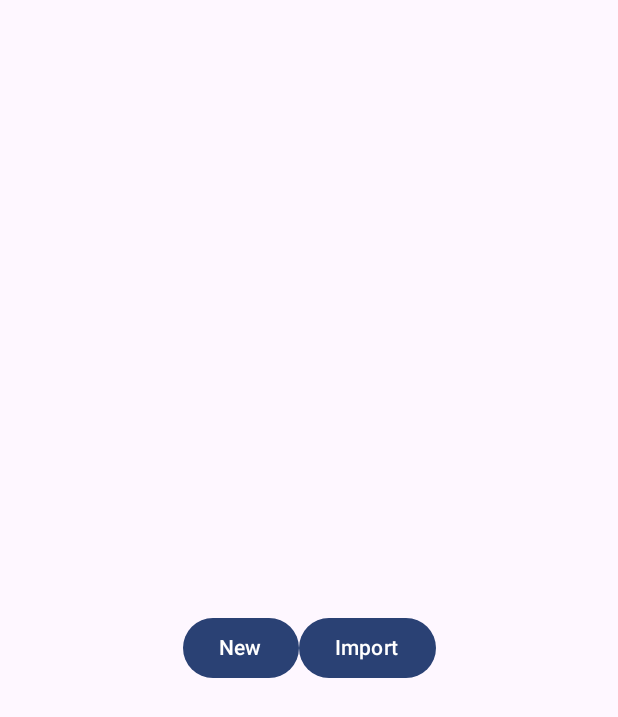
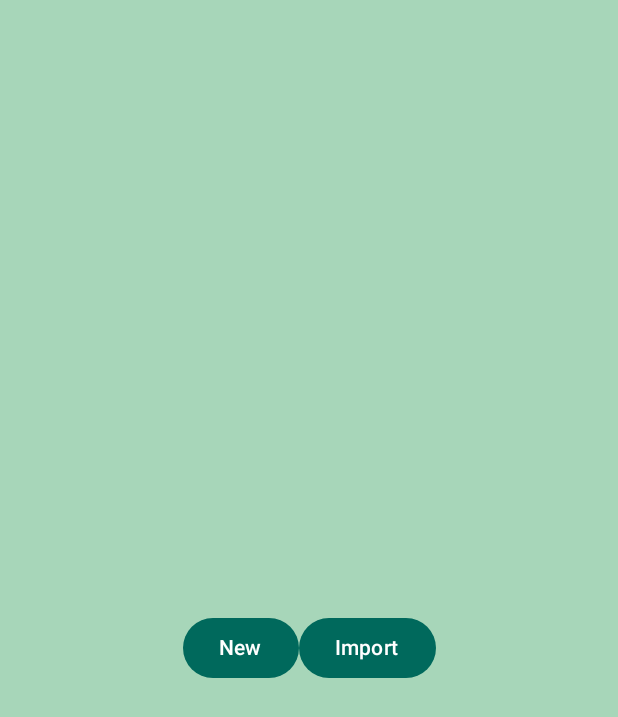
Before and after one commit to owlbegone/CS4530Project_u1283734_u1370966_u1408202, an Android app built with Jetpack Compose: the screen it shows after launch (MainActivity), on a phone screen of 412 x 824 dp. Shown: the top 717 px of the screen. Run offline under Robolectric (Android 15) with nearby library versions, the phone set to English and light mode, and no system bars; our stand-ins replace Room's generated code; 2 statements that could not run were skipped.

Commit message:
Modified light/dark themes

```diff
--- a/app/src/main/java/com/example/drawingapplication/MainActivity.kt
+++ b/app/src/main/java/com/example/drawingapplication/MainActivity.kt
@@ -18,8 +18,11 @@ import androidx.compose.ui.unit.dp
 import androidx.compose.foundation.layout.Column
 import androidx.compose.foundation.layout.Row
 import androidx.compose.foundation.layout.Spacer
+import androidx.compose.foundation.layout.fillMaxSize
 import androidx.compose.foundation.layout.fillMaxWidth
 import androidx.compose.foundation.layout.height
+import androidx.compose.material3.MaterialTheme
+import androidx.compose.material3.Surface
 import androidx.compose.ui.Alignment
 import androidx.navigation.compose.rememberNavController
 import com.example.drawingapplication.Navigation.AppNavHost
@@ -30,11 +33,16 @@ class MainActivity : ComponentActivity() {
 
     override fun onCreate(savedInstanceState: Bundle?) {
         super.onCreate(savedInstanceState)
-        enableEdgeToEdge()
         setContent {
-            DrawingApplicationTheme {
-                val myNavControll = rememberNavController()
-                AppNavHost(myNavControll, "splash")
+            DrawingApplicationTheme(dynamicColor = false) {
+                Surface(
+                    modifier = Modifier.fillMaxSize(),
+                    color = MaterialTheme.colorScheme.background
+                ){
+                    val myNavControll = rememberNavController()
+                    AppNavHost(myNavControll, "splash")
+                }
+
             }
         }
     }
--- a/app/src/main/java/com/example/drawingapplication/screens/CanvasScreen.kt
+++ b/app/src/main/java/com/example/drawingapplication/screens/CanvasScreen.kt
@@ -115,7 +115,7 @@ class CanvasViewModel(application: Application) : AndroidViewModel(application)
 
     // Variables for the current bitmap (stores all of the existing information about Canvas)
     private val bitmapMutable = MutableStateFlow(createBitmap(1,1).apply{
-        eraseColor(Color.White.toArgb())
+//        eraseColor(Color.White.toArgb())
     })
     val bitmapReadOnly: MutableStateFlow<Bitmap> = bitmapMutable
 
--- a/app/src/main/java/com/example/drawingapplication/screens/MainScreen.kt
+++ b/app/src/main/java/com/example/drawingapplication/screens/MainScreen.kt
@@ -70,7 +70,8 @@ fun MainScreen(navController: NavHostController, myVM: MainViewModel = viewModel
 
     Column (modifier = Modifier.fillMaxSize(),
         verticalArrangement = Arrangement.Center,
-        horizontalAlignment = Alignment.CenterHorizontally) {
+        horizontalAlignment = Alignment.CenterHorizontally)
+        {
         Spacer(Modifier.height(40.dp))
         Row{
             Button(
@@ -112,7 +113,7 @@ fun MainScreen(navController: NavHostController, myVM: MainViewModel = viewModel
                                     .testTag("SavedImage")
                                     .size(300.dp)
                                     .clickable { navController.navigate("canvas/${drawingEntity?.id}?newDrawing=false?startingImg=") }
-                                    .background(Color.Transparent)
+                                    .background(Color.White)
                             )
                         } else {
                             Box(
--- a/app/src/main/java/com/example/drawingapplication/ui/theme/Color.kt
+++ b/app/src/main/java/com/example/drawingapplication/ui/theme/Color.kt
@@ -2,11 +2,8 @@ package com.example.drawingapplication.ui.theme
 
 import androidx.compose.ui.graphics.Color
 
-val Purple80 = Color(0xFFD0BCFF)
-val PurpleGrey80 = Color(0xFFCCC2DC)
-val Pink80 = Color(0xFFEFB8C8)
+val mintyGreen = Color(0xffa7d6b9)
+val darkGreen = Color(0xff00695C)
 
-val Purple40 = Color(0xFF6650a4)
-val PurpleGrey40 = Color(0xFF625b71)
-val Pink40 = Color(0xFF7D5260)
-val LightRed = Color (0xFFFFCDD2)
+val darkPurp = Color(0xff49374F)
+val lightPurp = Color(0xff866691)
--- a/app/src/main/java/com/example/drawingapplication/ui/theme/theme.kt
+++ b/app/src/main/java/com/example/drawingapplication/ui/theme/theme.kt
@@ -8,20 +8,30 @@ import androidx.compose.material3.dynamicDarkColorScheme
 import androidx.compose.material3.dynamicLightColorScheme
 import androidx.compose.material3.lightColorScheme
 import androidx.compose.runtime.Composable
+import androidx.compose.ui.graphics.Color
 import androidx.compose.ui.platform.LocalContext
 
 private val DarkColorScheme = darkColorScheme(
-    primary = Purple80,
-    secondary = PurpleGrey80,
-    tertiary = Pink80
+    primary = lightPurp,
+    onPrimary = Color.White,
+
+    background = darkPurp,
+    onBackground = Color.White,
 )
 
 private val LightColorScheme = lightColorScheme(
-    primary = Purple40,
-    secondary = PurpleGrey40,
-    tertiary = Pink40
+    primary = darkGreen,
+    onPrimary = Color.White,
+
+    background = mintyGreen,
+    onBackground = Color.White,
+
+)
 
     /* Other default colors to override
+    secondary = Color.White,
+    tertiary = Color.White,
+    surface = Color.White,
     background = Color(0xFFFFFBFE),
     surface = Color(0xFFFFFBFE),
     onPrimary = Color.White,
@@ -30,7 +40,7 @@ private val LightColorScheme = lightColorScheme(
     onBackground = Color(0xFF1C1B1F),
     onSurface = Color(0xFF1C1B1F),
     */
-)
+
 
 @Composable
 fun DrawingApplicationTheme(
```
